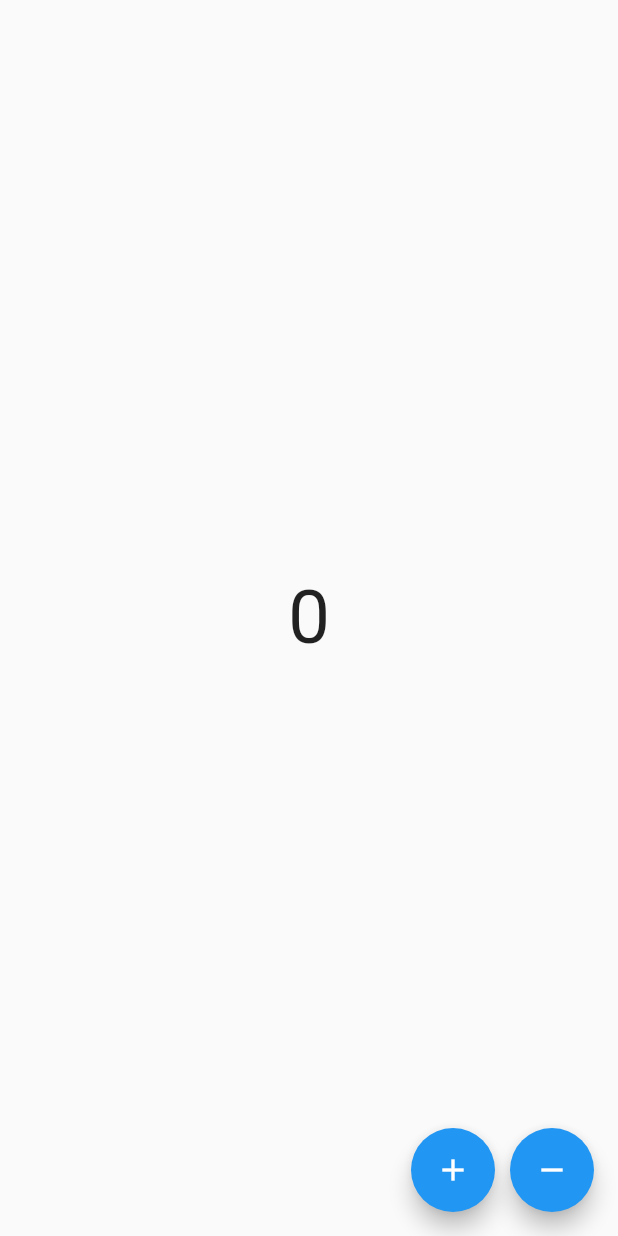
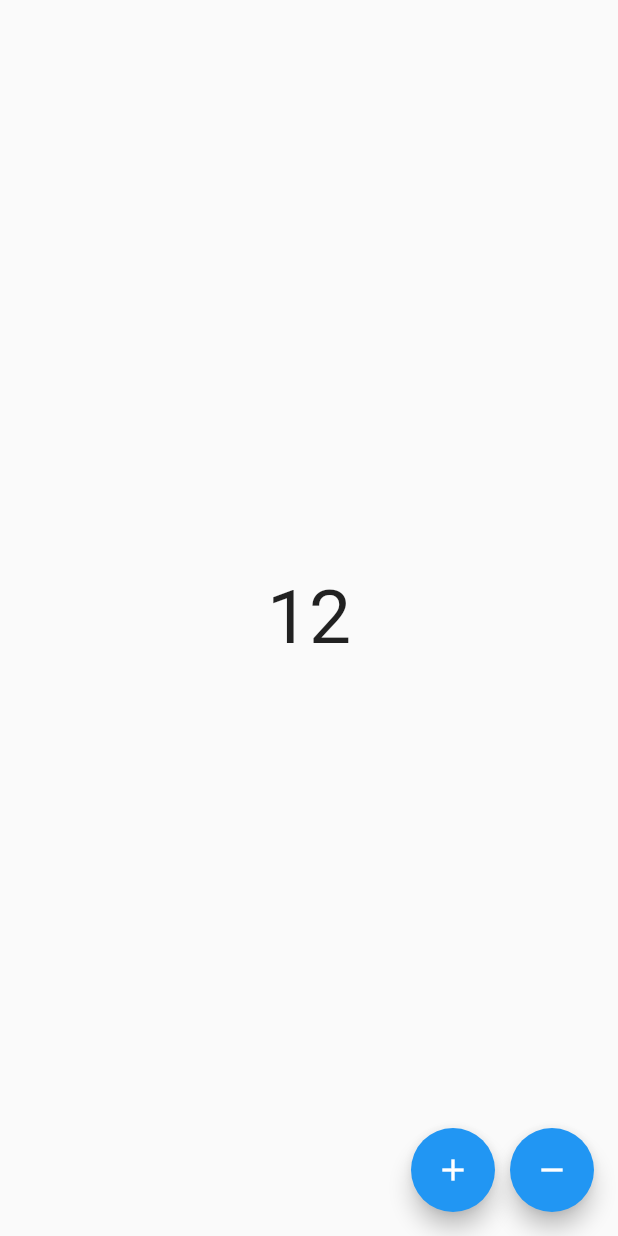
Before and after one commit to flutteracademy-app/introduccion_bloc_mgt, a Flutter app: the screen it shows after launch, on a phone screen of 412 x 824 dp. Run offline on Flutter 3.47's test engine with Material 2 defaults, Android fonts, the phone set to English and light mode, and no system bars; our stand-ins replace flutter_bloc, freezed_annotation.

```diff
--- a/counter_cubit_flutter/lib/cubits/counter/counter_cubit.dart
+++ b/counter_cubit_flutter/lib/cubits/counter/counter_cubit.dart
@@ -1,9 +1,7 @@
 import 'dart:developer';
-
-import 'package:bloc/bloc.dart';
+import 'package:flutter_bloc/flutter_bloc.dart';
+import 'package:introduccion_bloc_mgt/cubits/counter/counter_state.dart';
 import 'package:introduccion_bloc_mgt/utils/status_model.dart';
-
-part 'counter_state.dart';
 
 class CounterCubit extends Cubit<CounterState> {
   CounterCubit() : super(const CounterState()) {
@@ -11,8 +9,7 @@ class CounterCubit extends Cubit<CounterState> {
   }
 
   _voidInitial() async {
-    final newState =
-        state.copyWith(counter: 0, counterStatus: StatusModel.LOADING);
+    final newState = state.copyWith(counterStatus: StatusModel.LOADING);
     log("$newState");
     emit(newState);
 
@@ -21,11 +18,10 @@ class CounterCubit extends Cubit<CounterState> {
       final newState = state.copyWith(counterStatus: StatusModel.SUCCESS);
       log("$newState");
       emit(newState);
-      //throw const FormatException(); => Lanzar error
+      //throw const FormatException(); //=> Lanzar error
     } catch (e) {
       final newState = state.copyWith(
         counterStatus: StatusModel.ERROR,
-        errorMessage: 'Esto es un error',
       );
       log("$newState");
       emit(newState);
--- a/counter_cubit_flutter/lib/cubits/counter/counter_state.dart
+++ b/counter_cubit_flutter/lib/cubits/counter/counter_state.dart
@@ -1,29 +1,40 @@
-// ignore_for_file: public_member_api_docs, sort_constructors_first, constant_identifier_names
-part of 'counter_cubit.dart';
+import 'package:freezed_annotation/freezed_annotation.dart';
+import 'package:introduccion_bloc_mgt/utils/status_model.dart';
 
-class CounterState {
-  final int? counter;
-  final StatusModel? counterStatus;
-  final String? errorMessage;
-  const CounterState({
-    this.counter,
-    this.counterStatus,
-    this.errorMessage,
-  });
+part 'counter_state.freezed.dart';
+
+@freezed
+class CounterState with _$CounterState {
+  const factory CounterState({
+    @Default(12) int? counter,
+    @Default(StatusModel.INITIAL) StatusModel? counterStatus,
+    @Default('Esto es un error') String? errorMessage,
+  }) = _CounterState;
+}
+
+// class CounterState {
+//   final int? counter;
+//   final StatusModel? counterStatus;
+//   final String? errorMessage;
+//   const CounterState({
+//     this.counter,
+//     this.counterStatus,
+//     this.errorMessage,
+//   });
 
   // factory CounterState.initial() {
   //   return const CounterState(counter: 0);
   // }
 
-  CounterState copyWith({
-    int? counter,
-    StatusModel? counterStatus,
-    String? errorMessage,
-  }) {
-    return CounterState(
-      counter: counter ?? this.counter,
-      counterStatus: counterStatus ?? this.counterStatus,
-      errorMessage: errorMessage ?? this.errorMessage,
-    );
-  }
-}
+  // CounterState copyWith({
+  //   int? counter,
+  //   StatusModel? counterStatus,
+  //   String? errorMessage,
+  // }) {
+  //   return CounterState(
+  //     counter: counter ?? this.counter,
+  //     counterStatus: counterStatus ?? this.counterStatus,
+  //     errorMessage: errorMessage ?? this.errorMessage,
+  //   );
+  // }
+  //}
--- a/counter_cubit_flutter/lib/pages/home_page.dart
+++ b/counter_cubit_flutter/lib/pages/home_page.dart
@@ -1,6 +1,7 @@
 import 'package:flutter/material.dart';
 import 'package:flutter_bloc/flutter_bloc.dart';
 import 'package:introduccion_bloc_mgt/cubits/counter/counter_cubit.dart';
+import 'package:introduccion_bloc_mgt/cubits/counter/counter_state.dart';
 import 'package:introduccion_bloc_mgt/pages/other_page.dart';
 import 'package:introduccion_bloc_mgt/utils/status_model.dart';
 
--- a/counter_cubit_flutter/pubspec.yaml
+++ b/counter_cubit_flutter/pubspec.yaml
@@ -34,6 +34,8 @@ dependencies:
   # Use with the CupertinoIcons class for iOS style icons.
   cupertino_icons: ^1.0.2
   flutter_bloc: ^8.1.1
+  freezed: ^2.2.1
+  freezed_annotation: ^2.2.0
 
 dev_dependencies:
   flutter_test:
@@ -45,6 +47,7 @@ dev_dependencies:
   # package. See that file for information about deactivating specific lint
   # rules and activating additional ones.
   flutter_lints: ^2.0.0
+  build_runner: ^2.3.2
 
 # For information on the generic Dart part of this file, see the
 # following page: https://dart.dev/tools/pub/pubspec
--- /dev/null
+++ b/counter_cubit_flutter/script/commands.dart
@@ -0,0 +1 @@
+//flutter pub run build_runner build --delete-conflicting-outputs
```
Also changed, not shown: counter_cubit_flutter/lib/cubits/counter/counter_state.freezed.dart (added), counter_cubit_flutter/pubspec.lock.
